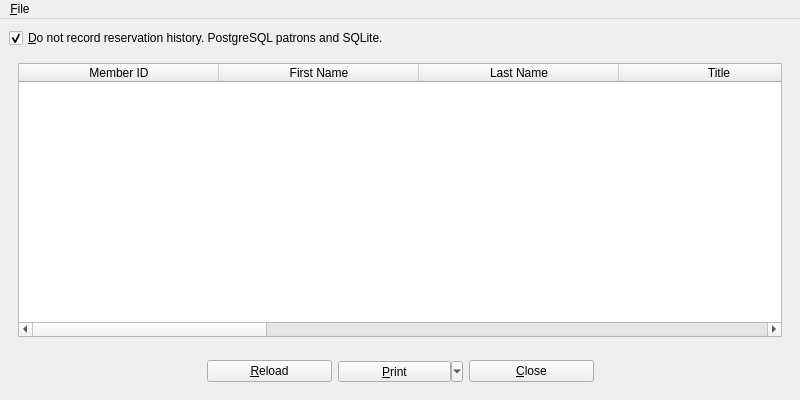
Old version of the form UI/biblioteq_history.ui in the repository textbrowser/biblioteq.
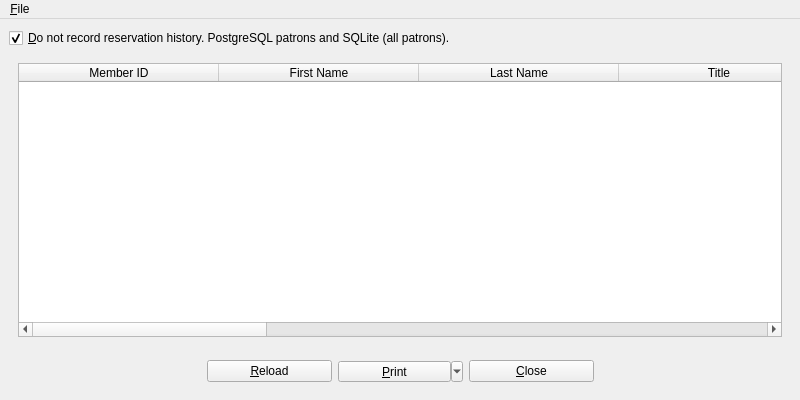
New version of the form. Icons and pictures are not drawn.

Diff of the .ui file:
```diff
--- a/UI/biblioteq_history.ui
+++ b/UI/biblioteq_history.ui
@@ -22,7 +22,7 @@
     <item>
      <widget class="QCheckBox" name="dnt">
       <property name="text">
-       <string>&amp;Do not record reservation history. PostgreSQL patrons and SQLite.</string>
+       <string>&amp;Do not record reservation history. PostgreSQL patrons and SQLite (all patrons).</string>
       </property>
       <property name="checked">
        <bool>true</bool>
```
